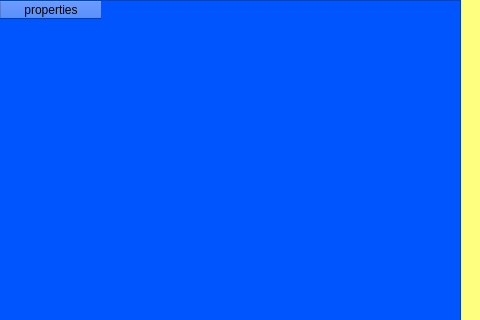
YasharEsmaielNezhad/StoreManagement, file sadra/store_personal_info.ui: the form before one commit; both pictures show x 400 to 880 and y 0 to 320 of the 880 by 547 pixel window.
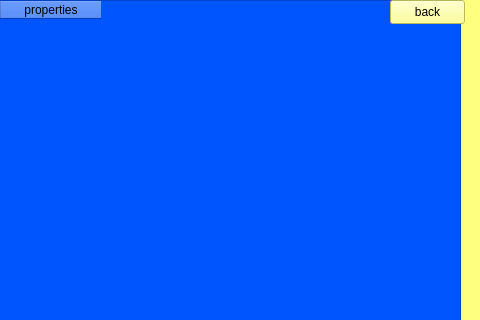
The form after the commit.

```diff
--- a/sadra/store_personal_info.ui
+++ b/sadra/store_personal_info.ui
@@ -166,6 +166,19 @@
      </rect>
     </property>
    </widget>
+   <widget class="QPushButton" name="backPB">
+    <property name="geometry">
+     <rect>
+      <x>790</x>
+      <y>0</y>
+      <width>75</width>
+      <height>24</height>
+     </rect>
+    </property>
+    <property name="text">
+     <string>back</string>
+    </property>
+   </widget>
   </widget>
   <widget class="QMenuBar" name="menubar">
    <property name="geometry">
```
